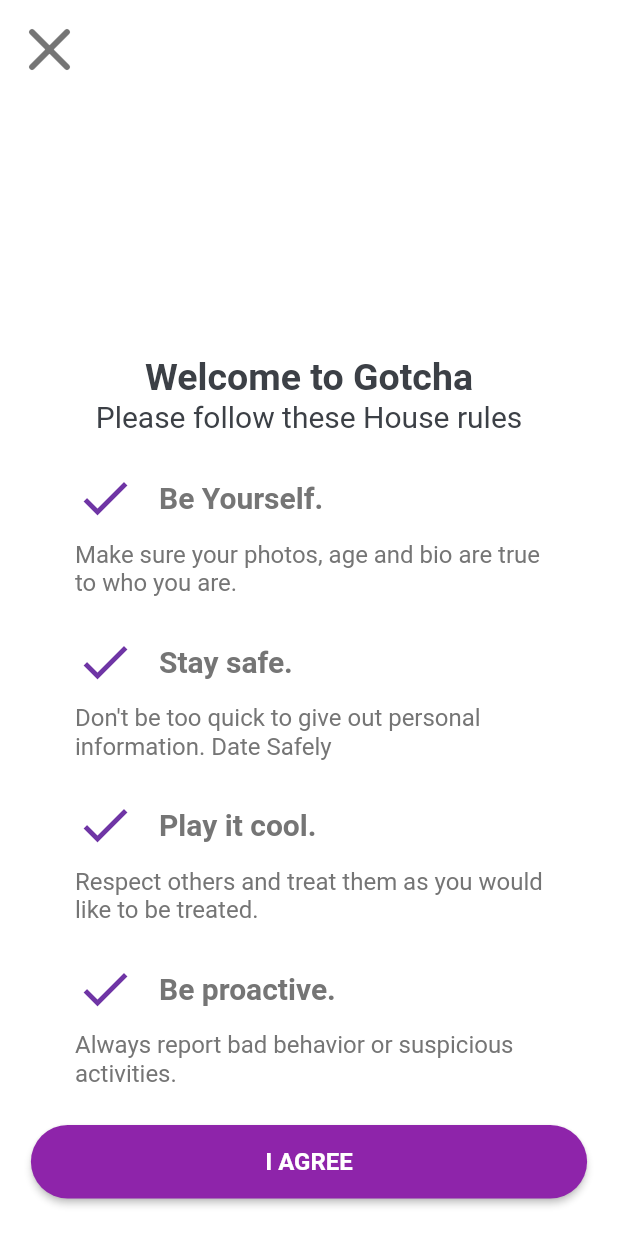
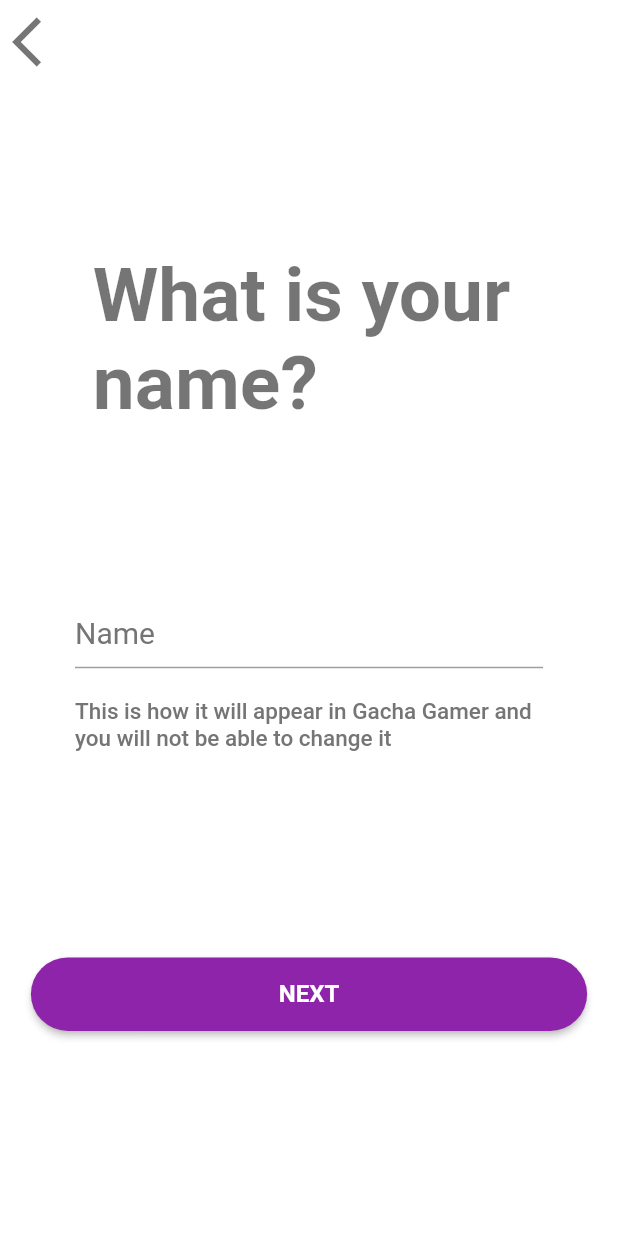
Before and after one commit to jgarzon26/gacha_gamer, a Flutter app: the Welcome screen opened by its route, after a tap on "I AGREE", on a phone screen of 412 x 824 dp. Run offline on Flutter 3.47's test engine with Material 2 defaults, Android fonts, the phone set to English and light mode, and no system bars; our stand-ins replace flutter_svg.

Commit message:
nameInput

```diff
--- /dev/null
+++ b/lib/components/proceed_button.dart
@@ -0,0 +1,33 @@
+import 'package:flutter/material.dart';
+
+class ProceedButton extends StatelessWidget {
+  const ProceedButton({
+    super.key, required this.onPressed, required this.text,
+  });
+
+  final VoidCallback onPressed;
+  final String text;
+
+  @override
+  Widget build(BuildContext context) {
+    return Padding(
+      padding: const EdgeInsets.symmetric(vertical: 25,),
+      child: FractionallySizedBox(
+        widthFactor: 0.9,
+        child: ElevatedButton(
+          style: ElevatedButton.styleFrom(
+            backgroundColor: Colors.purple[600],
+          ),
+          onPressed: onPressed,
+          child: Text(
+            text.toUpperCase(),
+            style: Theme.of(context).textTheme.labelMedium?.copyWith(
+              color: Colors.white,
+              fontWeight: FontWeight.bold,
+            ),
+          ),
+        ),
+      ),
+    );
+  }
+}
--- a/lib/constants.dart
+++ b/lib/constants.dart
@@ -3,7 +3,7 @@
 const kPrimaryColor = Color(0xFF6F35A5);
 const kSecondaryColor = Colors.white;
 
-const kTextColor = Color(0xFF3C4046);
+const kTextColor = Colors.black54;
 const kTextLightColor = Color(0xFF757575);
 const kTextLightColor2 = Colors.white;
 
--- a/lib/main.dart
+++ b/lib/main.dart
@@ -1,6 +1,7 @@
 import 'package:flutter/material.dart';
 import 'package:gacha_gamer/screens/home/home.dart';
 import 'package:gacha_gamer/screens/login/login_main.dart';
+import 'package:gacha_gamer/screens/user_input/name_input.dart';
 import 'package:gacha_gamer/screens/welcome/welcome.dart';
 import 'package:gacha_gamer/theme.dart';
 
@@ -17,6 +18,7 @@
         '/': (context) => const LoginMain(),
         '/home': (context) => const Home(),
         '/welcome' : (context) => const Welcome(),
+        '/nameInput' : (context) => const UserInput(),
       },
     );
   }
--- /dev/null
+++ b/lib/screens/user_input/name_input.dart
@@ -0,0 +1,80 @@
+import 'package:flutter/material.dart';
+import 'package:gacha_gamer/components/proceed_button.dart';
+import 'package:gacha_gamer/constants.dart';
+
+class UserInput extends StatefulWidget {
+  const UserInput({Key? key}) : super(key: key);
+
+  @override
+  State<UserInput> createState() => _UserInputState();
+}
+
+class _UserInputState extends State<UserInput> {
+
+  late final TextEditingController _nameController;
+
+  @override
+  void initState() {
+    super.initState();
+    _nameController = TextEditingController();
+  }
+
+  @override
+  Widget build(BuildContext context) {
+
+    const defaultPadding = EdgeInsets.symmetric(horizontal: 50);
+
+    return Scaffold(
+      appBar: AppBar(
+        backgroundColor: Colors.transparent,
+        elevation: 0,
+        leading: IconButton(
+          icon: const Icon(
+            Icons.arrow_back_ios,
+            color: Colors.black54,
+            size: defaultIconSize,
+          ),
+          onPressed: () {
+            Navigator.pop(context);
+          },
+        ),
+      ),
+      body: Column(
+        mainAxisAlignment: MainAxisAlignment.spaceEvenly,
+        children: [
+          FractionallySizedBox(
+            widthFactor: 0.7,
+            child: Text(
+              'What is your name?',
+              style: Theme.of(context).textTheme.displayLarge,
+              textAlign: TextAlign.left,
+            ),
+          ),
+          Padding(
+            padding: defaultPadding,
+            child: Column(
+              children: [
+                TextField(
+                  controller: _nameController,
+                  decoration: const InputDecoration(
+                    hintText: 'Name',
+                  ),
+                ),
+                const SizedBox(
+                  height: 20,
+                ),
+                Text('This is how it will appear in Gacha Gamer and you will not be able to change it',
+                  style: Theme.of(context).textTheme.bodyLarge,
+                ),
+              ],
+            ),
+          ),
+          ProceedButton(
+            onPressed: (){},
+            text: 'Next',
+          ),
+        ],
+      ),
+    );
+  }
+}
--- a/lib/screens/welcome/welcome.dart
+++ b/lib/screens/welcome/welcome.dart
@@ -1,6 +1,8 @@
 import 'package:flutter/material.dart';
 import 'package:gacha_gamer/constants.dart';
 import 'package:gacha_gamer/screens/welcome/widgets/rule_tile.dart';
+
+import '../../components/proceed_button.dart';
 
 class Welcome extends StatelessWidget {
   const Welcome({Key? key}) : super(key: key);
@@ -8,7 +10,6 @@
   @override
   Widget build(BuildContext context) {
     return Scaffold(
-      backgroundColor: kSecondaryColor,
       appBar: AppBar(
         backgroundColor: Colors.transparent,
         elevation: 0,
@@ -45,24 +46,9 @@
               shrinkWrap: true,
               physics: const NeverScrollableScrollPhysics(),
             ),
-            Padding(
-              padding: const EdgeInsets.symmetric(vertical: 25,),
-              child: FractionallySizedBox(
-                widthFactor: 0.9,
-                child: ElevatedButton(
-                  style: ElevatedButton.styleFrom(
-                    backgroundColor: Colors.purple[600],
-                  ),
-                  onPressed: (){},
-                  child: Text(
-                    'i agree'.toUpperCase(),
-                    style: Theme.of(context).textTheme.labelMedium?.copyWith(
-                      color: Colors.white,
-                      fontWeight: FontWeight.bold,
-                    ),
-                    ),
-                  ),
-              ),
+            ProceedButton(
+              onPressed: () => Navigator.pushNamed(context, '/nameInput'),
+              text: 'i agree',
             ),
           ],
         ),
--- a/lib/theme.dart
+++ b/lib/theme.dart
@@ -3,6 +3,7 @@
 
 ThemeData buildDefaultTheme(){
   return ThemeData(
+    scaffoldBackgroundColor: kSecondaryColor,
     elevatedButtonTheme: ElevatedButtonThemeData(
       style: ElevatedButton.styleFrom(
         backgroundColor: kSecondaryColor,
@@ -40,7 +41,7 @@
       ),
       bodyLarge: TextStyle(
         fontSize: 15,
-        color: kTextLightColor2,
+        color: kTextLightColor,
       ),
     ),
     inputDecorationTheme: const InputDecorationTheme(
```
Also changed, not shown: lib/components/user_input.dart (added).
